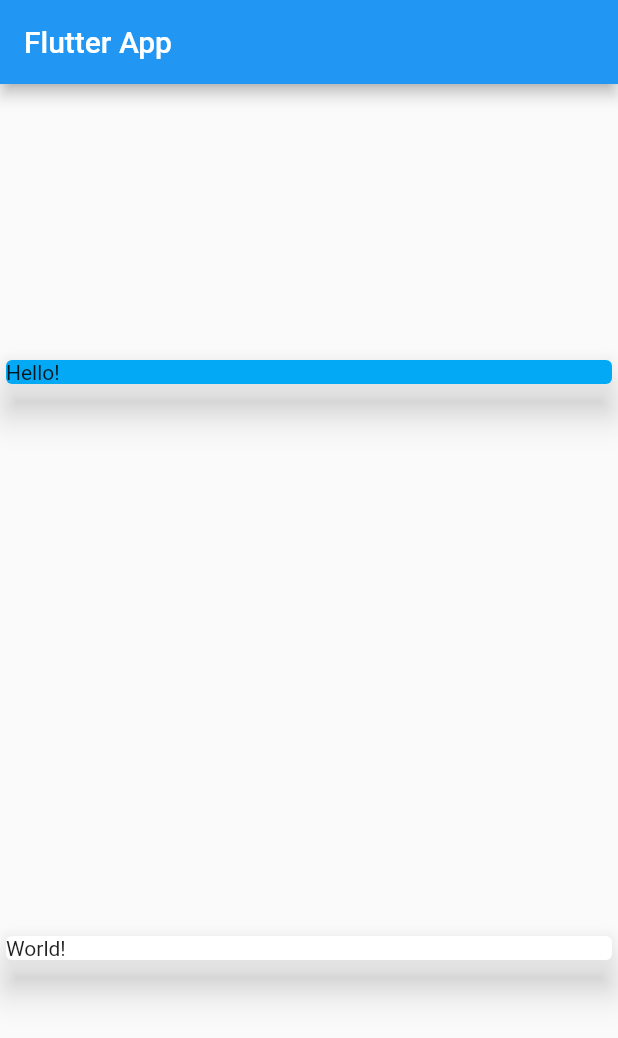
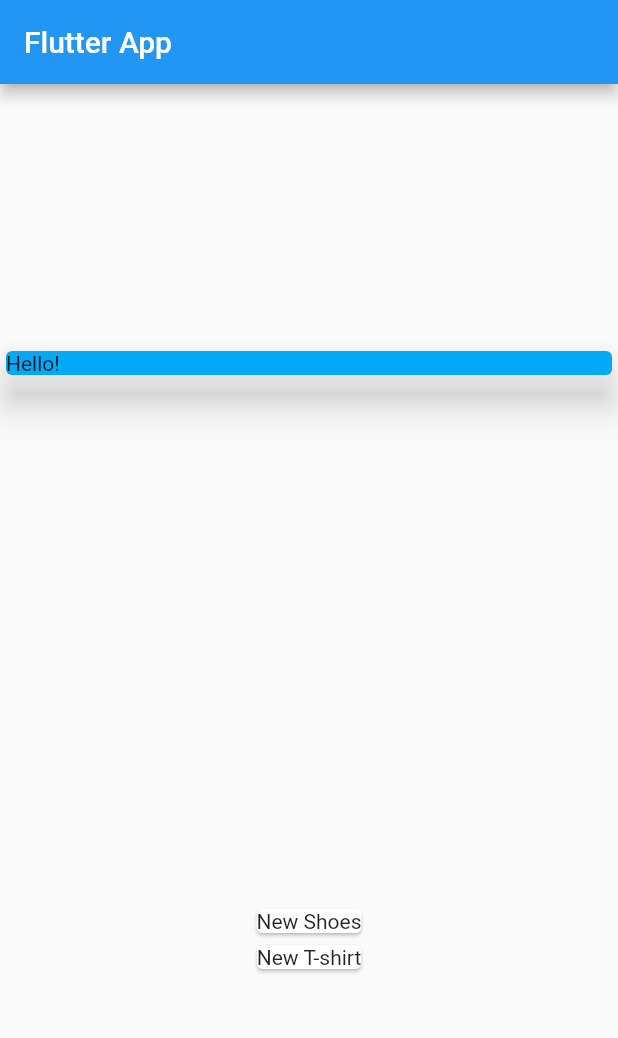
Before and after one commit to agungsepruloh/flutter_expenses_app, a Flutter app: the screen it shows after launch, on a phone screen of 412 x 824 dp. Shown: the top 1038 px of the screen. Run offline on Flutter 3.47's test engine with Material 2 defaults, Android fonts, the phone set to English and light mode, and no system bars.

Commit message:
Mapping data into widgets

```diff
--- a/lib/main.dart
+++ b/lib/main.dart
@@ -47,10 +47,11 @@ class MyHomePage extends StatelessWidget {
               elevation: 10,
             ),
           ),
-          Card(
-            child: Text('World!'),
-            elevation: 10, // elevation is for drop shadow
-          )
+          Column(children: transactions.map((transaction) {
+            return Card(
+              child: Text(transaction.title),
+            );
+          }).toList(),)
         ],
       ),
     );
```
